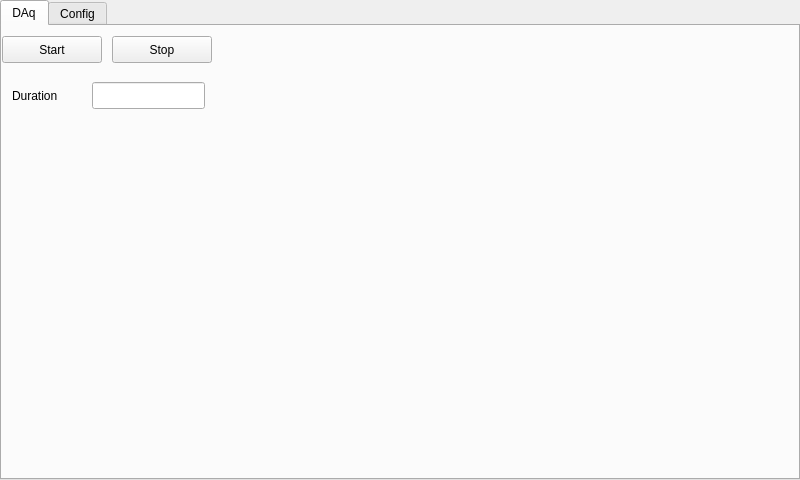
Qt form main.ui (nogleo/datanog) before a commit.
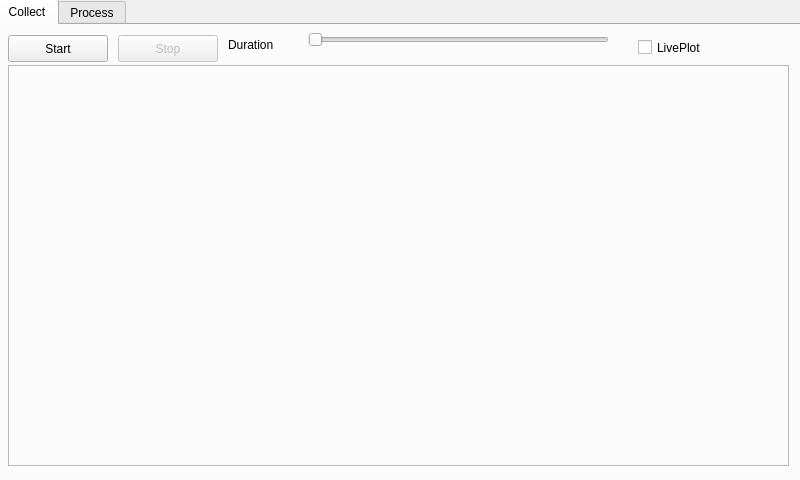
The same form after that commit.

Patch:
```diff
--- a/main.ui
+++ b/main.ui
@@ -47,64 +47,26 @@
    <widget class="QTabWidget" name="tabWidget">
     <property name="geometry">
      <rect>
-      <x>0</x>
-      <y>0</y>
-      <width>800</width>
-      <height>480</height>
+      <x>-4</x>
+      <y>-1</y>
+      <width>811</width>
+      <height>491</height>
      </rect>
     </property>
-    <property name="sizePolicy">
-     <sizepolicy hsizetype="Fixed" vsizetype="Fixed">
-      <horstretch>0</horstretch>
-      <verstretch>0</verstretch>
-     </sizepolicy>
-    </property>
-    <property name="minimumSize">
-     <size>
-      <width>800</width>
-      <height>480</height>
-     </size>
-    </property>
-    <property name="autoFillBackground">
-     <bool>true</bool>
-    </property>
-    <property name="tabPosition">
-     <enum>QTabWidget::North</enum>
-    </property>
     <property name="currentIndex">
      <number>0</number>
     </property>
     <widget class="QWidget" name="tab_1">
      <attribute name="title">
-      <string>DAq</string>
+      <string>Collect</string>
      </attribute>
-     <widget class="QPushButton" name="startbutton">
-      <property name="geometry">
-       <rect>
-        <x>0</x>
-        <y>10</y>
-        <width>100</width>
-        <height>27</height>
-       </rect>
-      </property>
-      <property name="text">
-       <string>Start</string>
-      </property>
-     </widget>
-     <widget class="QWidget" name="widget" native="true">
-      <property name="geometry">
-       <rect>
-        <x>219</x>
-        <y>0</y>
-        <width>571</width>
-        <height>440</height>
-       </rect>
-      </property>
-     </widget>
      <widget class="QPushButton" name="stopbutton">
+      <property name="enabled">
+       <bool>false</bool>
+      </property>
       <property name="geometry">
        <rect>
-        <x>110</x>
+        <x>120</x>
         <y>10</y>
         <width>100</width>
         <height>27</height>
@@ -113,25 +75,28 @@
       <property name="text">
        <string>Stop</string>
       </property>
+      <property name="checkable">
+       <bool>false</bool>
+      </property>
      </widget>
-     <widget class="QLineEdit" name="lineEdit">
+     <widget class="QPushButton" name="startbutton">
       <property name="geometry">
        <rect>
-        <x>90</x>
-        <y>56</y>
-        <width>113</width>
+        <x>10</x>
+        <y>10</y>
+        <width>100</width>
         <height>27</height>
        </rect>
       </property>
       <property name="text">
-       <string/>
+       <string>Start</string>
       </property>
      </widget>
      <widget class="QLabel" name="label">
       <property name="geometry">
        <rect>
-        <x>10</x>
-        <y>60</y>
+        <x>230</x>
+        <y>10</y>
         <width>76</width>
         <height>19</height>
        </rect>
@@ -140,10 +105,52 @@
        <string>Duration</string>
       </property>
      </widget>
+     <widget class="QFrame" name="frame">
+      <property name="geometry">
+       <rect>
+        <x>10</x>
+        <y>40</y>
+        <width>781</width>
+        <height>401</height>
+       </rect>
+      </property>
+      <property name="frameShape">
+       <enum>QFrame::StyledPanel</enum>
+      </property>
+      <property name="frameShadow">
+       <enum>QFrame::Raised</enum>
+      </property>
+     </widget>
+     <widget class="QSlider" name="horizontalSlider">
+      <property name="geometry">
+       <rect>
+        <x>310</x>
+        <y>-1</y>
+        <width>301</width>
+        <height>31</height>
+       </rect>
+      </property>
+      <property name="orientation">
+       <enum>Qt::Horizontal</enum>
+      </property>
+     </widget>
+     <widget class="QCheckBox" name="checkBox">
+      <property name="geometry">
+       <rect>
+        <x>640</x>
+        <y>10</y>
+        <width>104</width>
+        <height>25</height>
+       </rect>
+      </property>
+      <property name="text">
+       <string>LivePlot</string>
+      </property>
+     </widget>
     </widget>
     <widget class="QWidget" name="tab_2">
      <attribute name="title">
-      <string>Config</string>
+      <string>Process</string>
      </attribute>
     </widget>
    </widget>
```
Left out of the diff: 19 changed lines with no effect on the pictures.
